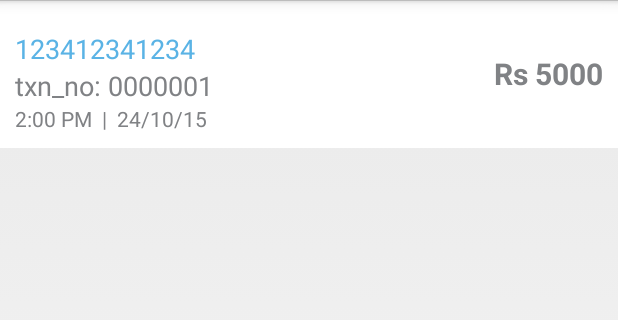
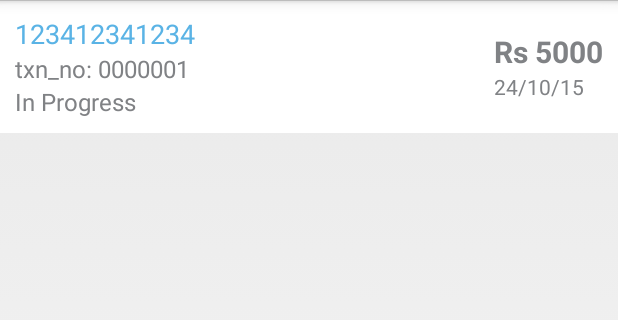
Before and after one commit to hishamcg/AadhaarHack, an Android app: the layout feed_list_item.xml on its own in the app's theme, with its tools: preview values and no code run, on a phone screen of 412 x 824 dp, the part 72-392 px from its top. Run offline under Robolectric (Android 15) with nearby library versions, the phone set to English and light mode, and no system bars.

Commit message:
status on feed

```diff
--- a/app/src/main/java/com/strata/aadhaar/adapters/FeedAdapter.java
+++ b/app/src/main/java/com/strata/aadhaar/adapters/FeedAdapter.java
@@ -34,6 +34,7 @@
         public TextView id_txn;
         public TextView id_txn_date;
         public TextView id_amount;
+        public TextView id_status;
     }
 
 	@Override
@@ -51,6 +52,8 @@
             viewHolder.id_txn = (TextView) rowView.findViewById(R.id.id_txn);
             viewHolder.id_txn_date = (TextView) rowView.findViewById(R.id.id_txn_date);
             viewHolder.id_amount = (TextView) rowView.findViewById(R.id.id_amount);
+            viewHolder.id_status = (TextView) rowView.findViewById(R.id.id_status);
+            viewHolder.id_status.setTypeface(font_reg);
             viewHolder.id_aadhaar.setTypeface(font_reg);
             viewHolder.id_txn.setTypeface(font_reg);
             viewHolder.id_txn_date.setTypeface(font_reg);
--- a/app/src/main/res/layout/feed_list_item.xml
+++ b/app/src/main/res/layout/feed_list_item.xml
@@ -10,10 +10,7 @@
         android:id="@+id/LL_name"
         android:layout_width="match_parent"
         android:layout_height="wrap_content"
-        android:layout_toLeftOf="@+id/id_amount"
-        android:layout_marginTop="10dip"
-        android:layout_marginRight="10dip"
-        android:layout_marginEnd="10dip"
+        android:layout_toLeftOf="@+id/LL_amount"
         android:orientation="vertical">
         <TextView
             android:id="@+id/id_aadhaar"
@@ -34,29 +31,44 @@
             android:ellipsize="end"
             android:gravity="start"
             android:textColor="@color/ui_text_gray"
-            android:textSize="18sp"/>
+            android:textSize="16sp"/>
+        <TextView
+            android:id="@+id/id_status"
+            android:layout_width="wrap_content"
+            android:layout_height="wrap_content"
+            android:singleLine="true"
+            android:text="In Progress"
+            android:ellipsize="end"
+            android:gravity="start"
+            android:textColor="@color/ui_text_gray"
+            android:textSize="16sp" />
+    </LinearLayout>
+    <LinearLayout
+        android:id="@+id/LL_amount"
+        android:layout_width="wrap_content"
+        android:layout_height="wrap_content"
+        android:layout_alignParentRight="true"
+        android:layout_centerVertical="true"
+        android:orientation="vertical">
+        <TextView
+            android:id="@+id/id_amount"
+            android:layout_width="wrap_content"
+            android:layout_height="wrap_content"
+            android:singleLine="true"
+            android:text="Rs 5000"
+            android:ellipsize="end"
+            android:textColor="@color/ui_text_gray"
+            android:textStyle="bold"
+            android:textSize="20sp" />
         <TextView
             android:id="@+id/id_txn_date"
             android:layout_width="wrap_content"
             android:layout_height="wrap_content"
             android:singleLine="true"
-            android:text="2:00 PM  |  24/10/15"
+            android:text="24/10/15"
             android:ellipsize="end"
             android:gravity="start"
             android:textColor="@color/ui_text_gray"
             android:textSize="14sp" />
     </LinearLayout>
-    <TextView
-        android:id="@+id/id_amount"
-        android:layout_width="wrap_content"
-        android:layout_height="wrap_content"
-        android:layout_alignParentRight="true"
-        android:layout_centerVertical="true"
-        android:singleLine="true"
-        android:text="Rs 5000"
-        android:ellipsize="end"
-        android:gravity="start"
-        android:textColor="@color/ui_text_gray"
-        android:textStyle="bold"
-        android:textSize="20sp" />
 </RelativeLayout>
```
